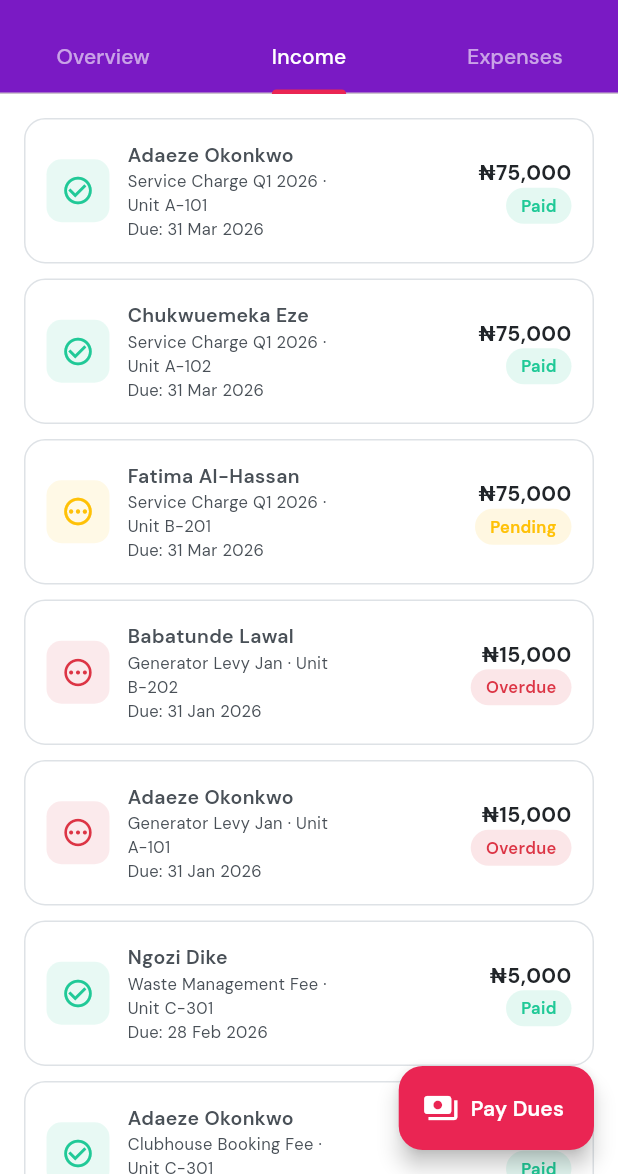
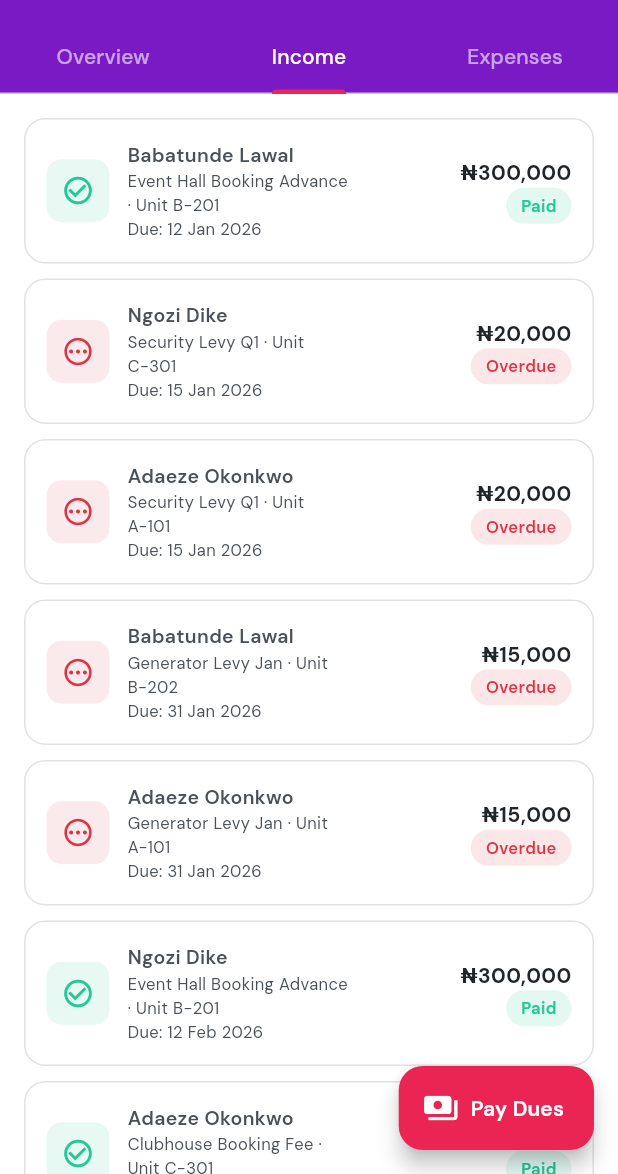
Before and after one commit to olumuyiwaa/estate_management, a Flutter app: the FinanceScreen screen opened directly, tab 2 chosen, on a phone screen of 412 x 824 dp, the part 62-1236 px from its top. Run offline on Flutter 3.47's test engine with Material 3 defaults, Android fonts, the phone set to English and light mode, and no system bars; our stand-ins replace fl_chart, google_fonts; missing offline and left inert: file_selector.

Commit message:
feat: Update payment records and enhance facility booking fees in dummy data

```diff
--- a/lib/data/dummy_data.dart
+++ b/lib/data/dummy_data.dart
@@ -15,21 +15,25 @@ class DummyData {
 
   // ── Payments ──────────────────────────────────────────────────────────────
   static final List<PaymentRecord> payments = [
-    PaymentRecord(id: 'p1', memberId: 'm1', memberName: 'Adaeze Okonkwo', description: 'Service Charge Q1 2026', unitNumber: 'A-101', amount: 75000, status: PaymentStatus.paid, dueDate: DateTime(2026, 3, 31), paidDate: DateTime(2026, 3, 15), category: 'Service Charge'),
-    PaymentRecord(id: 'p2', memberId: 'm2', memberName: 'Chukwuemeka Eze', description: 'Service Charge Q1 2026', unitNumber: 'A-102', amount: 75000, status: PaymentStatus.paid, dueDate: DateTime(2026, 3, 31), paidDate: DateTime(2026, 3, 18), category: 'Service Charge'),
-    PaymentRecord(id: 'p3', memberId: 'm3', memberName: 'Fatima Al-Hassan', description: 'Service Charge Q1 2026', unitNumber: 'B-201', amount: 75000, status: PaymentStatus.pending, dueDate: DateTime(2026, 3, 31), category: 'Service Charge'),
+    PaymentRecord(id: 'p1', memberId: 'm4', memberName: 'Babatunde Lawal', description: 'Event Hall Booking Advance', unitNumber: 'B-201', amount: 300000, status: PaymentStatus.paid, dueDate: DateTime(2026, 1, 12), paidDate: DateTime(2026, 1, 5), category: 'Facility Booking Fee'),
+    PaymentRecord(id: 'p2', memberId: 'm5', memberName: 'Ngozi Dike', description: 'Security Levy Q1', unitNumber: 'C-301', amount: 20000, status: PaymentStatus.overdue, dueDate: DateTime(2026, 1, 15), category: 'Security Levy'),
+    PaymentRecord(id: 'p3', memberId: 'm1', memberName: 'Adaeze Okonkwo', description: 'Security Levy Q1', unitNumber: 'A-101', amount: 20000, status: PaymentStatus.overdue, dueDate: DateTime(2026, 1, 15), category: 'Security Levy'),
     PaymentRecord(id: 'p4', memberId: 'm4', memberName: 'Babatunde Lawal', description: 'Generator Levy Jan', unitNumber: 'B-202', amount: 15000, status: PaymentStatus.overdue, dueDate: DateTime(2026, 1, 31), category: 'Generator Levy'),
-    PaymentRecord(id: 'p9', memberId: 'm1', memberName: 'Adaeze Okonkwo', description: 'Generator Levy Jan', unitNumber: 'A-101', amount: 15000, status: PaymentStatus.overdue, dueDate: DateTime(2026, 1, 31), category: 'Generator Levy'),
-    PaymentRecord(id: 'p5', memberId: 'm5', memberName: 'Ngozi Dike', description: 'Waste Management Fee', unitNumber: 'C-301', amount: 5000, status: PaymentStatus.paid, dueDate: DateTime(2026, 2, 28), paidDate: DateTime(2026, 2, 20), category: 'Waste Management'),
+    PaymentRecord(id: 'p5', memberId: 'm1', memberName: 'Adaeze Okonkwo', description: 'Generator Levy Jan', unitNumber: 'A-101', amount: 15000, status: PaymentStatus.overdue, dueDate: DateTime(2026, 1, 31), category: 'Generator Levy'),
+    PaymentRecord(id: 'p6', memberId: 'm5', memberName: 'Ngozi Dike', description: 'Event Hall Booking Advance', unitNumber: 'B-201', amount: 300000, status: PaymentStatus.paid, dueDate: DateTime(2026, 2, 12), paidDate: DateTime(2026, 2, 5), category: 'Facility Booking Fee'),
+    PaymentRecord(id: 'p7', memberId: 'm1', memberName: 'Adaeze Okonkwo', description: 'Clubhouse Booking Fee', unitNumber: 'C-301', amount: 50000, status: PaymentStatus.paid, dueDate: DateTime(2026, 2, 28), paidDate: DateTime(2026, 1, 14), category: 'Facility Booking Fee'),
+    PaymentRecord(id: 'p8', memberId: 'm5', memberName: 'Ngozi Dike', description: 'Waste Management Fee', unitNumber: 'C-301', amount: 5000, status: PaymentStatus.paid, dueDate: DateTime(2026, 2, 28), paidDate: DateTime(2026, 2, 20), category: 'Waste Management'),
+    PaymentRecord(id: 'p9', memberId: 'm1', memberName: 'Adaeze Okonkwo', description: 'Waste Management Fee', unitNumber: 'A-101', amount: 5000, status: PaymentStatus.pending, dueDate: DateTime(2026, 2, 28), paidDate: DateTime(2026, 2, 20), category: 'Waste Management'),
+    PaymentRecord(id: 'p10', memberId: 'm8', memberName: 'Taiwo Adeleke', description: 'Generator Levy Feb', unitNumber: 'D-402', amount: 15000, status: PaymentStatus.pending, dueDate: DateTime(2026, 2, 28), category: 'Generator Levy'),
+    PaymentRecord(id: 'p11', memberId: 'm1', memberName: 'Adaeze Okonkwo', description: 'Swimming Pool Booking Fee', unitNumber: 'C-301', amount: 5000, status: PaymentStatus.paid, dueDate: DateTime(2026, 2, 28), paidDate: DateTime(2026, 4, 13), category: 'Facility Booking Fee'),
     PaymentRecord(id: 'p12', memberId: 'm1', memberName: 'Adaeze Okonkwo', description: 'Clubhouse Booking Fee', unitNumber: 'C-301', amount: 25000, status: PaymentStatus.paid, dueDate: DateTime(2026, 2, 28), paidDate: DateTime(2026, 4, 14), category: 'Facility Booking Fee'),
-    PaymentRecord(id: 'p13', memberId: 'm1', memberName: 'Adaeze Okonkwo', description: 'Swimming Pool Booking Fee', unitNumber: 'C-301', amount: 5000, status: PaymentStatus.paid, dueDate: DateTime(2026, 2, 28), paidDate: DateTime(2026, 4, 13), category: 'Facility Booking Fee'),
-    PaymentRecord(id: 'p10', memberId: 'm1', memberName: 'Adaeze Okonkwo', description: 'Waste Management Fee', unitNumber: 'A-101', amount: 5000, status: PaymentStatus.pending, dueDate: DateTime(2026, 2, 28), paidDate: DateTime(2026, 2, 20), category: 'Waste Management'),
-    PaymentRecord(id: 'p6', memberId: 'm6', memberName: 'Kayode Afolabi', description: 'Service Charge Q1 2026', unitNumber: 'C-302', amount: 75000, status: PaymentStatus.paid, dueDate: DateTime(2026, 3, 31), paidDate: DateTime(2026, 3, 5), category: 'Service Charge'),
-    PaymentRecord(id: 'p7', memberId: 'm8', memberName: 'Taiwo Adeleke', description: 'Generator Levy Feb', unitNumber: 'D-402', amount: 15000, status: PaymentStatus.pending, dueDate: DateTime(2026, 2, 28), category: 'Generator Levy'),
-    PaymentRecord(id: 'p8', memberId: 'm5', memberName: 'Ngozi Dike', description: 'Security Levy Q1', unitNumber: 'C-301', amount: 20000, status: PaymentStatus.overdue, dueDate: DateTime(2026, 1, 15), category: 'Security Levy'),
-    PaymentRecord(id: 'p11', memberId: 'm1', memberName: 'Adaeze Okonkwo', description: 'Security Levy Q1', unitNumber: 'A-101', amount: 20000, status: PaymentStatus.overdue, dueDate: DateTime(2026, 1, 15), category: 'Security Levy'),
-    PaymentRecord(id: 'p14', memberId: 'm2', memberName: 'Chukwuemeka Eze', description: 'Event Hall Booking Advance', unitNumber: 'A-102', amount: 1200000, status: PaymentStatus.paid, dueDate: DateTime(2026, 4, 30), paidDate: DateTime(2026, 4, 10), category: 'Facility Booking Fee'),
-    PaymentRecord(id: 'p15', memberId: 'm3', memberName: 'Fatima Al-Hassan', description: 'Security Upgrade Contribution', unitNumber: 'B-201', amount: 800000, status: PaymentStatus.paid, dueDate: DateTime(2026, 5, 15), paidDate: DateTime(2026, 4, 12), category: 'Security Levy'),
+    PaymentRecord(id: 'p13', memberId: 'm5', memberName: 'Ngozi Dike', description: 'Event Hall Booking Advance', unitNumber: 'B-201', amount: 300000, status: PaymentStatus.paid, dueDate: DateTime(2026, 3, 12), paidDate: DateTime(2026, 3, 5), category: 'Facility Booking Fee'),
+    PaymentRecord(id: 'p14', memberId: 'm6', memberName: 'Kayode Afolabi', description: 'Service Charge Q1 2026', unitNumber: 'C-302', amount: 75000, status: PaymentStatus.paid, dueDate: DateTime(2026, 3, 31), paidDate: DateTime(2026, 3, 5), category: 'Service Charge'),
+    PaymentRecord(id: 'p15', memberId: 'm1', memberName: 'Adaeze Okonkwo', description: 'Service Charge Q1 2026', unitNumber: 'A-101', amount: 75000, status: PaymentStatus.paid, dueDate: DateTime(2026, 3, 31), paidDate: DateTime(2026, 3, 15), category: 'Service Charge'),
+    PaymentRecord(id: 'p16', memberId: 'm2', memberName: 'Chukwuemeka Eze', description: 'Service Charge Q1 2026', unitNumber: 'A-102', amount: 75000, status: PaymentStatus.paid, dueDate: DateTime(2026, 3, 31), paidDate: DateTime(2026, 3, 18), category: 'Service Charge'),
+    PaymentRecord(id: 'p17', memberId: 'm3', memberName: 'Fatima Al-Hassan', description: 'Service Charge Q1 2026', unitNumber: 'B-201', amount: 75000, status: PaymentStatus.pending, dueDate: DateTime(2026, 3, 31), category: 'Service Charge'),
+    PaymentRecord(id: 'p18', memberId: 'm2', memberName: 'Chukwuemeka Eze', description: 'Event Hall Booking Advance', unitNumber: 'A-102', amount: 300000, status: PaymentStatus.paid, dueDate: DateTime(2026, 4, 30), paidDate: DateTime(2026, 4, 10), category: 'Facility Booking Fee'),
+    PaymentRecord(id: 'p19', memberId: 'm3', memberName: 'Fatima Al-Hassan', description: 'Security Upgrade Contribution', unitNumber: 'B-201', amount: 800000, status: PaymentStatus.paid, dueDate: DateTime(2026, 5, 15), paidDate: DateTime(2026, 4, 12), category: 'Security Levy'),
   ];
 
   // ── Incidents ─────────────────────────────────────────────────────────────
@@ -94,73 +98,37 @@ class DummyData {
   static double get totalCollected => payments.where((p) => p.status == PaymentStatus.paid).fold<double>(0, (sum, payment) => sum + payment.amount);
   static double get totalExpected => payments.fold<double>(0, (sum, payment) => sum + payment.amount);
 
-  static final List<Map<String, dynamic>> monthlyIncome = [
-    {'month': 'Oct', 'amount': 420000.0},
-    {'month': 'Nov', 'amount': 390000.0},
-    {'month': 'Dec', 'amount': 510000.0},
-    {'month': 'Jan', 'amount': 445000.0},
-    {'month': 'Feb', 'amount': 480000.0},
-    {'month': 'Mar', 'amount': 605000.0},
-  ];
+  static const List<String> _monthNames = ['Jan', 'Feb', 'Mar', 'Apr', 'May', 'Jun', 'Jul', 'Aug', 'Sep', 'Oct', 'Nov', 'Dec'];
 
-  static final Map<int, List<Map<String, dynamic>>> yearlyIncome = {
-    2026: [
-      {'month': 'Jan', 'amount': 420000.0},
-      {'month': 'Feb', 'amount': 395000.0},
-      {'month': 'Mar', 'amount': 510000.0},
-      {'month': 'Apr', 'amount': 470000.0},
-      {'month': 'May', 'amount': 0.0},
-      {'month': 'Jun', 'amount': 0.0},
-      {'month': 'Jul', 'amount': 0.0},
-      {'month': 'Aug', 'amount': 0.0},
-      {'month': 'Sep', 'amount': 0.0},
-      {'month': 'Oct', 'amount': 0.0},
-      {'month': 'Nov', 'amount': 0.0},
-      {'month': 'Dec', 'amount': 0.0},
-    ],
-    2025: [
-      {'month': 'Jan', 'amount': 220000.0},
-      {'month': 'Feb', 'amount': 495000.0},
-      {'month': 'Mar', 'amount': 580000.0},
-      {'month': 'Apr', 'amount': 420000.0},
-      {'month': 'May', 'amount': 445000.0},
-      {'month': 'Jun', 'amount': 500000.0},
-      {'month': 'Jul', 'amount': 525000.0},
-      {'month': 'Aug', 'amount': 515000.0},
-      {'month': 'Sep', 'amount': 485000.0},
-      {'month': 'Oct', 'amount': 450000.0},
-      {'month': 'Nov', 'amount': 395000.0},
-      {'month': 'Dec', 'amount': 530000.0},
-    ],
-    2024: [
-      {'month': 'Jan', 'amount': 385000.0},
-      {'month': 'Feb', 'amount': 410000.0},
-      {'month': 'Mar', 'amount': 460000.0},
-      {'month': 'Apr', 'amount': 430000.0},
-      {'month': 'May', 'amount': 415000.0},
-      {'month': 'Jun', 'amount': 470000.0},
-      {'month': 'Jul', 'amount': 490000.0},
-      {'month': 'Aug', 'amount': 505000.0},
-      {'month': 'Sep', 'amount': 465000.0},
-      {'month': 'Oct', 'amount': 440000.0},
-      {'month': 'Nov', 'amount': 405000.0},
-      {'month': 'Dec', 'amount': 520000.0},
-    ],
-    2023: [
-      {'month': 'Jan', 'amount': 360000.0},
-      {'month': 'Feb', 'amount': 375000.0},
-      {'month': 'Mar', 'amount': 420000.0},
-      {'month': 'Apr', 'amount': 400000.0},
-      {'month': 'May', 'amount': 390000.0},
-      {'month': 'Jun', 'amount': 450000.0},
-      {'month': 'Jul', 'amount': 470000.0},
-      {'month': 'Aug', 'amount': 480000.0},
-      {'month': 'Sep', 'amount': 455000.0},
-      {'month': 'Oct', 'amount': 430000.0},
-      {'month': 'Nov', 'amount': 395000.0},
-      {'month': 'Dec', 'amount': 500000.0},
-    ],
-  };
+  static List<Map<String, dynamic>> get monthlyIncome {
+    final year = DateTime.now().year;
+    return yearlyIncome[year] ?? _emptyMonthlyIncome();
+  }
+
+  static Map<int, List<Map<String, dynamic>>> get yearlyIncome {
+    final grouped = <int, Map<int, double>>{};
+
+    for (final payment in payments.where((p) => p.paidDate != null)) {
+      final paidDate = payment.paidDate!;
+      grouped.putIfAbsent(paidDate.year, () => <int, double>{});
+      grouped[paidDate.year]![paidDate.month] = (grouped[paidDate.year]![paidDate.month] ?? 0) + payment.amount;
+    }
+
+    return grouped.map((year, monthMap) {
+      final monthValues = List.generate(12, (index) => {
+        'month': _monthNames[index],
+        'amount': monthMap[index + 1] ?? 0.0,
+      });
+      return MapEntry(year, monthValues);
+    });
+  }
+
+  static List<Map<String, dynamic>> _emptyMonthlyIncome() {
+    return List.generate(12, (index) => {
+      'month': _monthNames[index],
+      'amount': 0.0,
+    });
+  }
 
   static final List<Map<String, dynamic>> expenseCategories = [
     {'name': 'Security', 'amount': 250000.0, 'color': 0xFF0D1B2A},
--- a/lib/screens/more_screens.dart
+++ b/lib/screens/more_screens.dart
@@ -169,7 +169,7 @@ class FacilitiesScreen extends StatelessWidget {
     {'name': 'Swimming Pool', 'icon': Icons.pool_rounded, 'color': 0xFF2980B9, 'slots': '10', 'fee': '₦5,000/hr'},
     {'name': 'Clubhouse', 'icon': Icons.meeting_room_rounded, 'color': 0xFF8E44AD, 'slots': '6', 'fee': '₦25,000/session'},
     {'name': 'Tennis Court', 'icon': Icons.sports_tennis_rounded, 'color': 0xFF27AE60, 'slots': '8', 'fee': '₦3,000/hr'},
-    {'name': 'Event Hall', 'icon': Icons.event_rounded, 'color': 0xFFC9973A, 'slots': '4', 'fee': '₦80,000/day'},
+    {'name': 'Event Hall', 'icon': Icons.event_rounded, 'color': 0xFFC9973A, 'slots': '4', 'fee': '₦300,000/day'},
     {'name': 'Gym', 'icon': Icons.fitness_center_rounded, 'color': 0xFFE74C3C, 'slots': '12', 'fee': '₦2,000/session'},
     {'name': 'Kids Playground', 'icon': Icons.child_care_rounded, 'color': 0xFF16A085, 'slots': '∞', 'fee': 'Free'},
   ];
```
